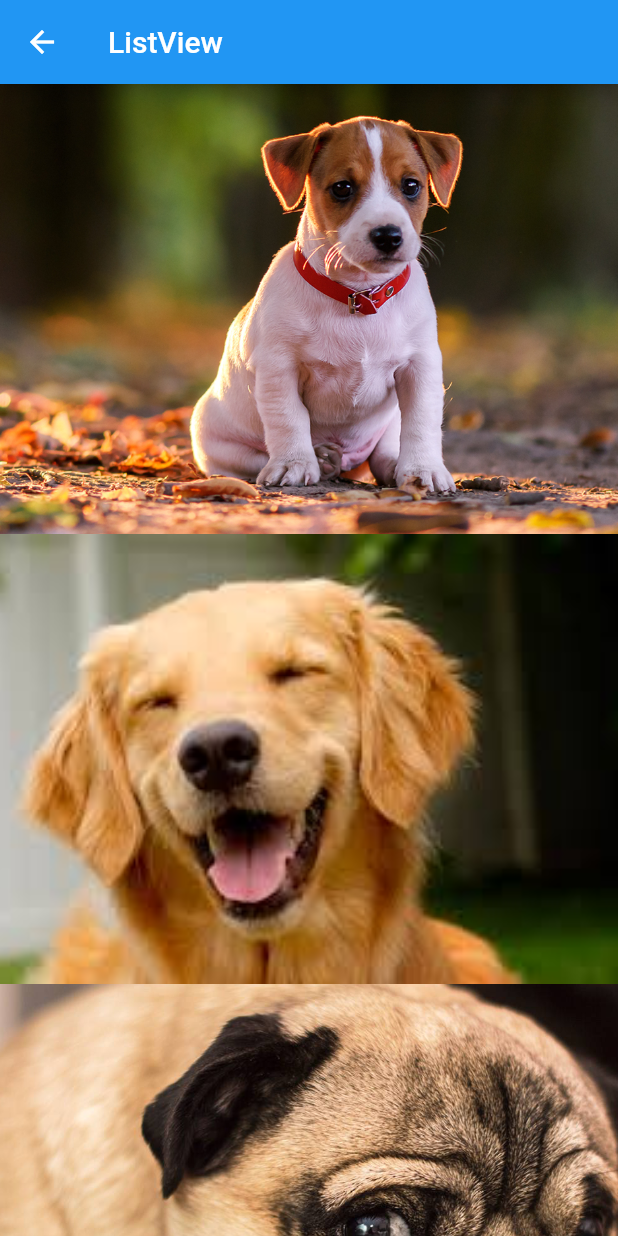
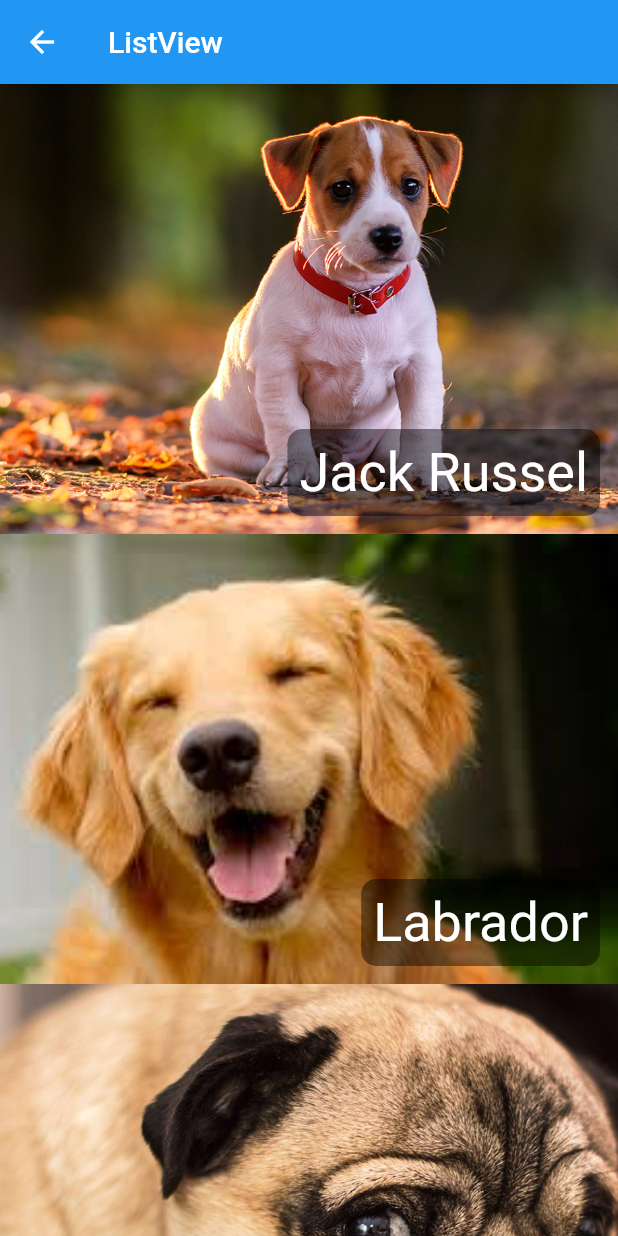
Before and after one commit to Jhow-A/basic-flutter, a Flutter app: the HelloListView screen opened directly, on a phone screen of 412 x 824 dp. Run offline on Flutter 3.47's test engine with Material 2 defaults, Android fonts, the phone set to English and light mode, and no system bars.

Commit message:
Stack widget

```diff
--- a/lib/pages/hello_listview.dart
+++ b/lib/pages/hello_listview.dart
@@ -34,7 +34,31 @@ class HelloListView extends StatelessWidget {
       itemExtent: 300,
       itemBuilder: (context, index) {
         Dog dog = dogs[index];
-        return _img(dog.foto);
+
+        return Stack(
+          fit: StackFit.expand,
+          children: [
+            _img(dog.foto),
+            Align(
+              alignment: Alignment.bottomRight,
+              child: Container(
+                margin: const EdgeInsets.all(12),
+                padding: const EdgeInsets.all(8),
+                decoration: BoxDecoration(
+                  color: Colors.black45,
+                  borderRadius: BorderRadius.circular(10),
+                ),
+                child: Text(
+                  dog.nome,
+                  style: const TextStyle(
+                    fontSize: 36,
+                    color: Colors.white,
+                  ),
+                ),
+              ),
+            ),
+          ],
+        );
       },
     );
   }
```
